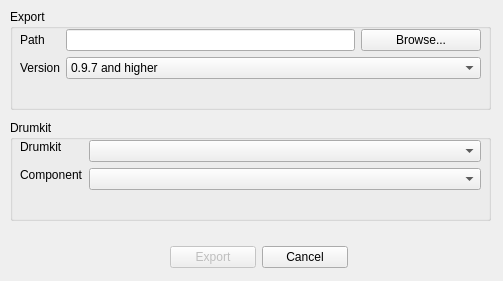
The window that src/gui/src/SoundLibrary/SoundLibraryExportDialog_UI.ui (hydrogen-music/hydrogen) describes before a commit, drawn with Qt 5.
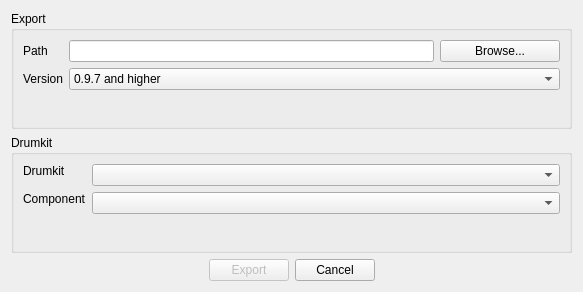
The same window after the commit.

Patch:
```diff
--- a/src/gui/src/SoundLibrary/SoundLibraryExportDialog_UI.ui
+++ b/src/gui/src/SoundLibrary/SoundLibraryExportDialog_UI.ui
@@ -6,114 +6,18 @@
    <rect>
     <x>0</x>
     <y>0</y>
-    <width>503</width>
-    <height>281</height>
+    <width>583</width>
+    <height>292</height>
    </rect>
   </property>
-  <widget class="QGroupBox" name="drumkitGroubox">
-   <property name="geometry">
-    <rect>
-     <x>10</x>
-     <y>120</y>
-     <width>481</width>
-     <height>101</height>
-    </rect>
-   </property>
-   <property name="title">
-    <string>Drumkit</string>
-   </property>
-   <widget class="QWidget" name="">
-    <property name="geometry">
-     <rect>
-      <x>10</x>
-      <y>20</y>
-      <width>461</width>
-      <height>70</height>
-     </rect>
-    </property>
-    <layout class="QFormLayout" name="formLayout_2">
-     <item row="0" column="0">
-      <widget class="QLabel" name="labelDrumkit">
-       <property name="sizePolicy">
-        <sizepolicy hsizetype="Expanding" vsizetype="Preferred">
-         <horstretch>0</horstretch>
-         <verstretch>0</verstretch>
-        </sizepolicy>
-       </property>
-       <property name="text">
-        <string>Drumkit</string>
-       </property>
-       <property name="alignment">
-        <set>Qt::AlignLeading|Qt::AlignLeft|Qt::AlignTop</set>
-       </property>
-       <property name="wordWrap">
-        <bool>true</bool>
-       </property>
-      </widget>
-     </item>
-     <item row="0" column="1">
-      <widget class="QComboBox" name="drumkitList">
-       <property name="sizePolicy">
-        <sizepolicy hsizetype="Expanding" vsizetype="Fixed">
-         <horstretch>0</horstretch>
-         <verstretch>0</verstretch>
-        </sizepolicy>
-       </property>
-      </widget>
-     </item>
-     <item row="1" column="0">
-      <widget class="QLabel" name="labelComponent">
-       <property name="sizePolicy">
-        <sizepolicy hsizetype="Expanding" vsizetype="Preferred">
-         <horstretch>0</horstretch>
-         <verstretch>0</verstretch>
-        </sizepolicy>
-       </property>
-       <property name="text">
-        <string>Component</string>
-       </property>
-       <property name="alignment">
-        <set>Qt::AlignLeading|Qt::AlignLeft|Qt::AlignTop</set>
-       </property>
-       <property name="wordWrap">
-        <bool>true</bool>
-       </property>
-      </widget>
-     </item>
-     <item row="1" column="1">
-      <widget class="QComboBox" name="componentList">
-       <property name="sizePolicy">
-        <sizepolicy hsizetype="Expanding" vsizetype="Fixed">
-         <horstretch>0</horstretch>
-         <verstretch>0</verstretch>
-        </sizepolicy>
-       </property>
-      </widget>
-     </item>
-    </layout>
-   </widget>
-  </widget>
+  <layout class="QGridLayout" name="gridLayout">
+   <item row="0" column="0" colspan="3">
   <widget class="QGroupBox" name="exportGroupbox">
-   <property name="geometry">
-    <rect>
-     <x>10</x>
-     <y>9</y>
-     <width>481</width>
-     <height>101</height>
-    </rect>
-   </property>
    <property name="title">
     <string>Export</string>
    </property>
-   <widget class="QWidget" name="">
-    <property name="geometry">
-     <rect>
-      <x>10</x>
-      <y>20</y>
-      <width>461</width>
-      <height>74</height>
-     </rect>
-    </property>
+     <layout class="QVBoxLayout" name="verticalLayout_2">
+      <item>
     <layout class="QFormLayout" name="formLayout">
      <item row="0" column="0">
       <widget class="QLabel" name="labelPath">
@@ -191,18 +95,96 @@
       </widget>
      </item>
     </layout>
-   </widget>
-  </widget>
-  <widget class="QWidget" name="layoutWidget">
-   <property name="geometry">
-    <rect>
-     <x>170</x>
-     <y>240</y>
-     <width>178</width>
-     <height>35</height>
-    </rect>
-   </property>
+      </item>
+     </layout>
+    </widget>
+   </item>
+   <item row="1" column="0" colspan="3">
+    <widget class="QGroupBox" name="drumkitGroubox">
+     <property name="title">
+      <string>Drumkit</string>
+     </property>
+     <layout class="QVBoxLayout" name="verticalLayout">
+      <item>
+       <layout class="QFormLayout" name="formLayout_2">
+        <item row="0" column="0">
+         <widget class="QLabel" name="labelDrumkit">
+          <property name="sizePolicy">
+           <sizepolicy hsizetype="Expanding" vsizetype="Preferred">
+            <horstretch>0</horstretch>
+            <verstretch>0</verstretch>
+           </sizepolicy>
+          </property>
+          <property name="text">
+           <string>Drumkit</string>
+          </property>
+          <property name="alignment">
+           <set>Qt::AlignLeading|Qt::AlignLeft|Qt::AlignTop</set>
+          </property>
+          <property name="wordWrap">
+           <bool>true</bool>
+          </property>
+         </widget>
+        </item>
+        <item row="0" column="1">
+         <widget class="QComboBox" name="drumkitList">
+          <property name="sizePolicy">
+           <sizepolicy hsizetype="Expanding" vsizetype="Fixed">
+            <horstretch>0</horstretch>
+            <verstretch>0</verstretch>
+           </sizepolicy>
+          </property>
+         </widget>
+        </item>
+        <item row="1" column="0">
+         <widget class="QLabel" name="labelComponent">
+          <property name="sizePolicy">
+           <sizepolicy hsizetype="Expanding" vsizetype="Preferred">
+            <horstretch>0</horstretch>
+            <verstretch>0</verstretch>
+           </sizepolicy>
+          </property>
+          <property name="text">
+           <string>Component</string>
+          </property>
+          <property name="alignment">
+           <set>Qt::AlignLeading|Qt::AlignLeft|Qt::AlignTop</set>
+          </property>
+          <property name="wordWrap">
+           <bool>true</bool>
+          </property>
+         </widget>
+        </item>
+        <item row="1" column="1">
+         <widget class="QComboBox" name="componentList">
+          <property name="sizePolicy">
+           <sizepolicy hsizetype="Expanding" vsizetype="Fixed">
+            <horstretch>0</horstretch>
+            <verstretch>0</verstretch>
+           </sizepolicy>
+          </property>
+         </widget>
+        </item>
+       </layout>
+      </item>
+     </layout>
+    </widget>
+   </item>
+   <item row="2" column="1">
    <layout class="QHBoxLayout" name="horizontalLayoutBtns">
+     <item>
+      <spacer name="horizontalSpacer">
+       <property name="orientation">
+        <enum>Qt::Horizontal</enum>
+       </property>
+       <property name="sizeHint" stdset="0">
+        <size>
+         <width>175</width>
+         <height>20</height>
+        </size>
+       </property>
+      </spacer>
+     </item>
     <item>
      <widget class="QPushButton" name="exportBtn">
       <property name="enabled">
@@ -229,8 +211,22 @@
       </property>
      </widget>
     </item>
-   </layout>
-  </widget>
+     <item>
+      <spacer name="horizontalSpacer_2">
+       <property name="orientation">
+        <enum>Qt::Horizontal</enum>
+       </property>
+       <property name="sizeHint" stdset="0">
+        <size>
+         <width>181</width>
+         <height>20</height>
+        </size>
+       </property>
+      </spacer>
+     </item>
+    </layout>
+   </item>
+  </layout>
  </widget>
  <resources/>
  <connections/>
```
Lines whose indentation alone changed are shown as unchanged.
